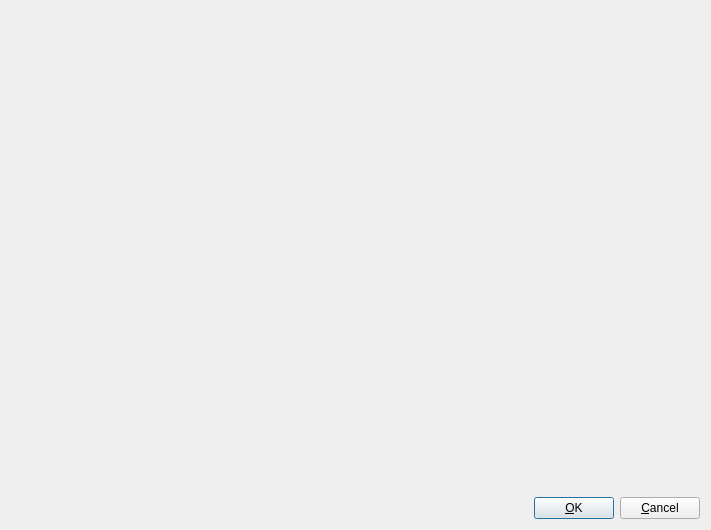
xmichelo/Beeftext, file PreferencesDialog.ui: the form before one commit.
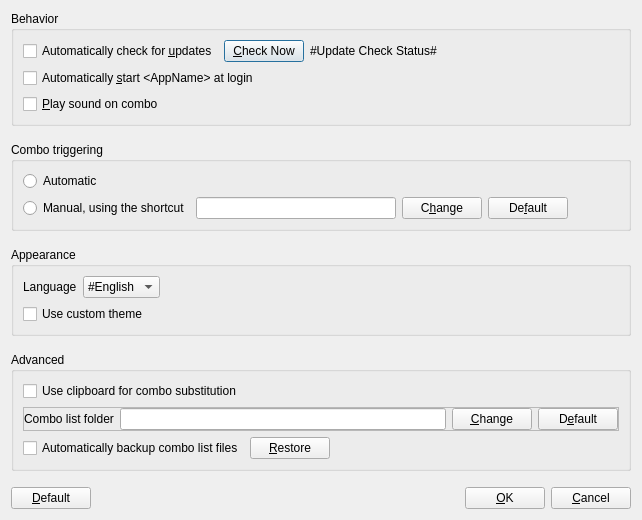
The form after the commit.

Commit message: Moved UI for preferences to new dialog.

The edit to the form file:
```diff
--- a/PreferencesDialog.ui
+++ b/PreferencesDialog.ui
@@ -6,14 +6,360 @@
    <rect>
     <x>0</x>
     <y>0</y>
-    <width>711</width>
-    <height>530</height>
+    <width>642</width>
+    <height>510</height>
    </rect>
   </property>
   <property name="windowTitle">
    <string>Preferences</string>
   </property>
   <layout class="QVBoxLayout" name="verticalLayout">
+   <item>
+    <widget class="QGroupBox" name="groupBoxBehavior">
+     <property name="minimumSize">
+      <size>
+       <width>0</width>
+       <height>0</height>
+      </size>
+     </property>
+     <property name="title">
+      <string>Behavior</string>
+     </property>
+     <layout class="QVBoxLayout" name="verticalLayout_3">
+      <item>
+       <layout class="QHBoxLayout" name="horizontalLayout_2" stretch="0,0,1">
+        <item>
+         <widget class="QCheckBox" name="checkAutoCheckForUpdates">
+          <property name="text">
+           <string>Automatically check for &amp;updates</string>
+          </property>
+         </widget>
+        </item>
+        <item>
+         <widget class="QPushButton" name="buttonCheckNow">
+          <property name="text">
+           <string>&amp;Check Now</string>
+          </property>
+         </widget>
+        </item>
+        <item>
+         <widget class="QLabel" name="labelUpdateCheckStatus">
+          <property name="text">
+           <string notr="true">#Update Check Status#</string>
+          </property>
+         </widget>
+        </item>
+       </layout>
+      </item>
+      <item>
+       <widget class="QCheckBox" name="checkAutoStart">
+        <property name="text">
+         <string notr="true">Automatically &amp;start &lt;AppName&gt; at login</string>
+        </property>
+       </widget>
+      </item>
+      <item>
+       <widget class="QCheckBox" name="checkPlaySoundOnCombo">
+        <property name="text">
+         <string>&amp;Play sound on combo</string>
+        </property>
+       </widget>
+      </item>
+     </layout>
+    </widget>
+   </item>
+   <item>
+    <spacer name="verticalSpacer_4">
+     <property name="orientation">
+      <enum>Qt::Vertical</enum>
+     </property>
+     <property name="sizeType">
+      <enum>QSizePolicy::Fixed</enum>
+     </property>
+     <property name="sizeHint" stdset="0">
+      <size>
+       <width>20</width>
+       <height>10</height>
+      </size>
+     </property>
+    </spacer>
+   </item>
+   <item>
+    <widget class="QGroupBox" name="groupBox">
+     <property name="title">
+      <string>Combo triggering</string>
+     </property>
+     <layout class="QGridLayout" name="gridLayout">
+      <item row="0" column="0">
+       <widget class="QRadioButton" name="radioComboTriggerAuto">
+        <property name="text">
+         <string>Automatic</string>
+        </property>
+       </widget>
+      </item>
+      <item row="1" column="0">
+       <widget class="QRadioButton" name="radioComboTriggerManual">
+        <property name="text">
+         <string>Manual, using the shortcut</string>
+        </property>
+       </widget>
+      </item>
+      <item row="1" column="1">
+       <widget class="QLineEdit" name="editShortcut">
+        <property name="sizePolicy">
+         <sizepolicy hsizetype="Minimum" vsizetype="Fixed">
+          <horstretch>0</horstretch>
+          <verstretch>0</verstretch>
+         </sizepolicy>
+        </property>
+        <property name="minimumSize">
+         <size>
+          <width>200</width>
+          <height>0</height>
+         </size>
+        </property>
+        <property name="maximumSize">
+         <size>
+          <width>100</width>
+          <height>16777215</height>
+         </size>
+        </property>
+        <property name="baseSize">
+         <size>
+          <width>50</width>
+          <height>0</height>
+         </size>
+        </property>
+        <property name="maxLength">
+         <number>50</number>
+        </property>
+        <property name="readOnly">
+         <bool>true</bool>
+        </property>
+       </widget>
+      </item>
+      <item row="1" column="4">
+       <spacer name="horizontalSpacer_5">
+        <property name="orientation">
+         <enum>Qt::Horizontal</enum>
+        </property>
+        <property name="sizeHint" stdset="0">
+         <size>
+          <width>40</width>
+          <height>20</height>
+         </size>
+        </property>
+       </spacer>
+      </item>
+      <item row="1" column="2">
+       <widget class="QPushButton" name="buttonChangeShortcut">
+        <property name="text">
+         <string>C&amp;hange</string>
+        </property>
+       </widget>
+      </item>
+      <item row="1" column="3">
+       <widget class="QPushButton" name="buttonResetComboTriggerShortcut">
+        <property name="text">
+         <string>De&amp;fault</string>
+        </property>
+       </widget>
+      </item>
+     </layout>
+    </widget>
+   </item>
+   <item>
+    <spacer name="verticalSpacer_3">
+     <property name="orientation">
+      <enum>Qt::Vertical</enum>
+     </property>
+     <property name="sizeType">
+      <enum>QSizePolicy::Fixed</enum>
+     </property>
+     <property name="sizeHint" stdset="0">
+      <size>
+       <width>20</width>
+       <height>10</height>
+      </size>
+     </property>
+    </spacer>
+   </item>
+   <item>
+    <widget class="QGroupBox" name="groupBoxAppeareance">
+     <property name="title">
+      <string>Appearance</string>
+     </property>
+     <layout class="QVBoxLayout" name="verticalLayout_6">
+      <item>
+       <layout class="QHBoxLayout" name="horizontalLayout_5">
+        <item>
+         <widget class="QLabel" name="labelLocale">
+          <property name="text">
+           <string>Language</string>
+          </property>
+         </widget>
+        </item>
+        <item>
+         <widget class="QComboBox" name="comboLocale">
+          <property name="sizeAdjustPolicy">
+           <enum>QComboBox::AdjustToContents</enum>
+          </property>
+          <item>
+           <property name="text">
+            <string notr="true">#English</string>
+           </property>
+          </item>
+         </widget>
+        </item>
+        <item>
+         <spacer name="horizontalSpacer_3">
+          <property name="orientation">
+           <enum>Qt::Horizontal</enum>
+          </property>
+          <property name="sizeHint" stdset="0">
+           <size>
+            <width>40</width>
+            <height>10</height>
+           </size>
+          </property>
+         </spacer>
+        </item>
+       </layout>
+      </item>
+      <item>
+       <widget class="QCheckBox" name="checkUseCustomTheme">
+        <property name="text">
+         <string>Use custom theme</string>
+        </property>
+       </widget>
+      </item>
+     </layout>
+    </widget>
+   </item>
+   <item>
+    <spacer name="verticalSpacer_2">
+     <property name="orientation">
+      <enum>Qt::Vertical</enum>
+     </property>
+     <property name="sizeType">
+      <enum>QSizePolicy::Fixed</enum>
+     </property>
+     <property name="sizeHint" stdset="0">
+      <size>
+       <width>20</width>
+       <height>10</height>
+      </size>
+     </property>
+    </spacer>
+   </item>
+   <item>
+    <widget class="QGroupBox" name="groupBoxAdvanced">
+     <property name="title">
+      <string>Advanced</string>
+     </property>
+     <layout class="QVBoxLayout" name="verticalLayout_2">
+      <item>
+       <widget class="QCheckBox" name="checkUseClipboardForComboSubstitution">
+        <property name="text">
+         <string>Use clipboard for combo substitution</string>
+        </property>
+       </widget>
+      </item>
+      <item>
+       <widget class="QFrame" name="frameComboListFolder">
+        <property name="minimumSize">
+         <size>
+          <width>0</width>
+          <height>0</height>
+         </size>
+        </property>
+        <property name="frameShape">
+         <enum>QFrame::StyledPanel</enum>
+        </property>
+        <property name="frameShadow">
+         <enum>QFrame::Raised</enum>
+        </property>
+        <layout class="QHBoxLayout" name="horizontalLayout_3">
+         <property name="leftMargin">
+          <number>0</number>
+         </property>
+         <property name="topMargin">
+          <number>0</number>
+         </property>
+         <property name="rightMargin">
+          <number>0</number>
+         </property>
+         <property name="bottomMargin">
+          <number>0</number>
+         </property>
+         <item>
+          <widget class="QLabel" name="labelComboListFolder">
+           <property name="text">
+            <string>Combo list folder</string>
+           </property>
+          </widget>
+         </item>
+         <item>
+          <widget class="QLineEdit" name="editComboListFolder">
+           <property name="readOnly">
+            <bool>true</bool>
+           </property>
+          </widget>
+         </item>
+         <item>
+          <widget class="QPushButton" name="buttonChangeComboListFolder">
+           <property name="text">
+            <string>&amp;Change</string>
+           </property>
+          </widget>
+         </item>
+         <item>
+          <widget class="QPushButton" name="buttonResetComboListFolder">
+           <property name="text">
+            <string>D&amp;efault</string>
+           </property>
+          </widget>
+         </item>
+        </layout>
+       </widget>
+      </item>
+      <item>
+       <layout class="QHBoxLayout" name="horizontalLayout_4">
+        <item>
+         <widget class="QCheckBox" name="checkAutoBackup">
+          <property name="text">
+           <string>Automatically backup combo list files</string>
+          </property>
+         </widget>
+        </item>
+        <item>
+         <widget class="QPushButton" name="buttonRestoreBackup">
+          <property name="toolTip">
+           <string>Restore a backup.</string>
+          </property>
+          <property name="text">
+           <string>&amp;Restore</string>
+          </property>
+         </widget>
+        </item>
+        <item>
+         <spacer name="horizontalSpacer_2">
+          <property name="orientation">
+           <enum>Qt::Horizontal</enum>
+          </property>
+          <property name="sizeHint" stdset="0">
+           <size>
+            <width>40</width>
+            <height>5</height>
+           </size>
+          </property>
+         </spacer>
+        </item>
+       </layout>
+      </item>
+     </layout>
+    </widget>
+   </item>
    <item>
     <spacer name="verticalSpacer">
      <property name="orientation">
@@ -27,8 +373,37 @@
      </property>
     </spacer>
    </item>
+   <item>
+    <spacer name="verticalSpacer_5">
+     <property name="orientation">
+      <enum>Qt::Vertical</enum>
+     </property>
+     <property name="sizeType">
+      <enum>QSizePolicy::Fixed</enum>
+     </property>
+     <property name="sizeHint" stdset="0">
+      <size>
+       <width>20</width>
+       <height>10</height>
+      </size>
+     </property>
+    </spacer>
+   </item>
    <item>
     <layout class="QHBoxLayout" name="horizontalLayout">
+     <item>
+      <widget class="QPushButton" name="buttonDefaults">
+       <property name="toolTip">
+        <string>Reset the preferences to their default values.</string>
+       </property>
+       <property name="text">
+        <string>&amp;Default</string>
+       </property>
+       <property name="autoDefault">
+        <bool>false</bool>
+       </property>
+      </widget>
+     </item>
      <item>
       <spacer name="horizontalSpacer">
        <property name="orientation">
```
Left out of the diff: 239 changed lines with no effect on the pictures. The commit also changes 6 other files.
